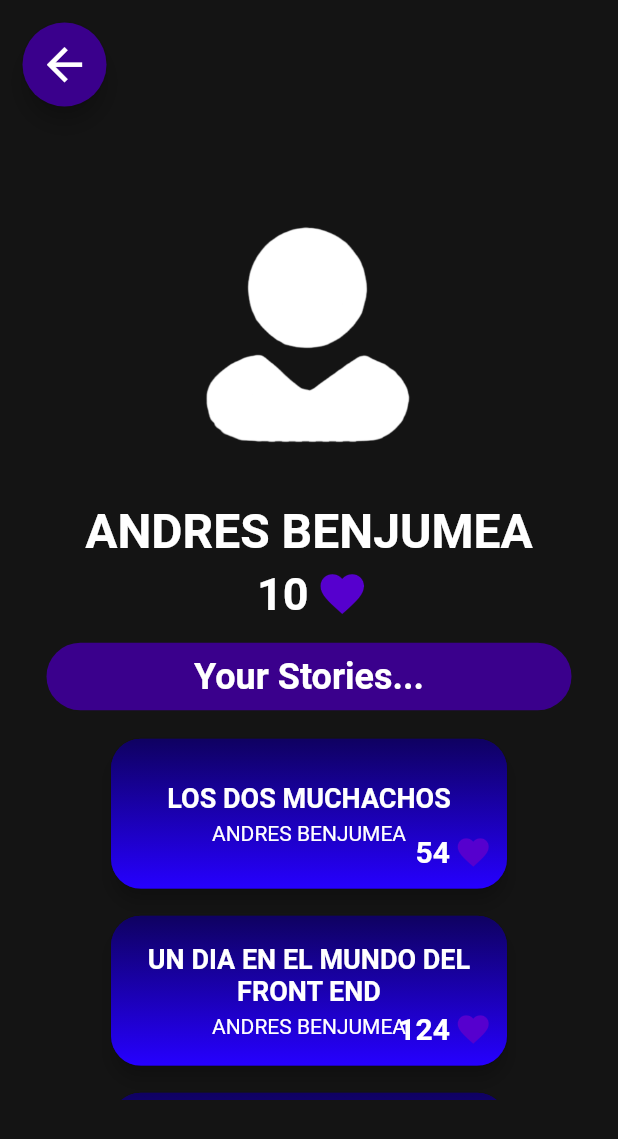
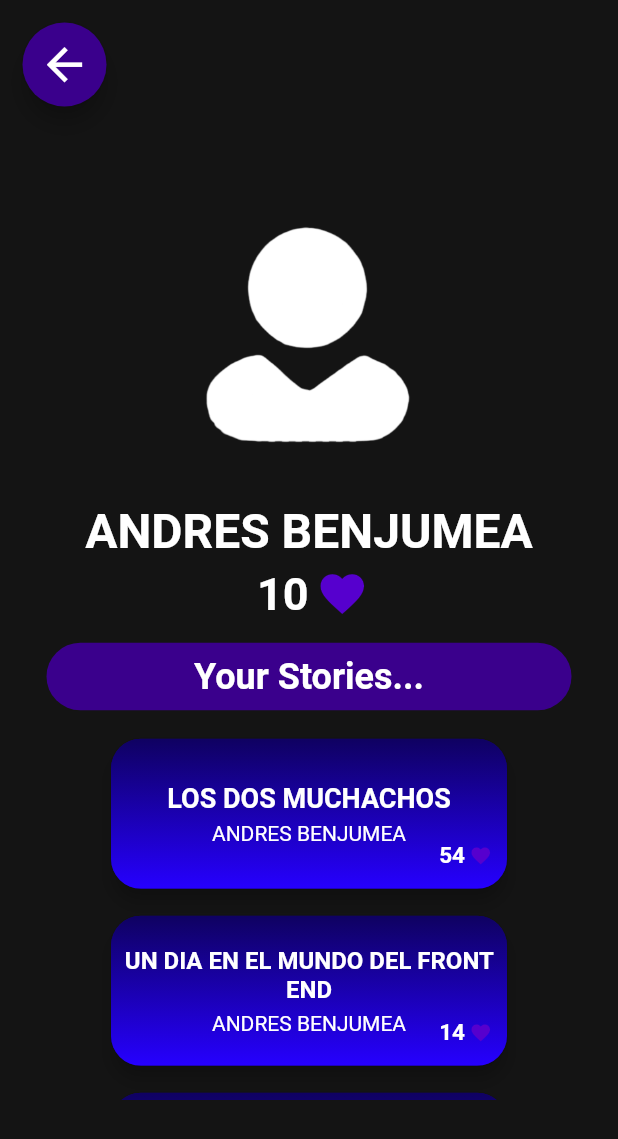
Before and after one commit to JuanA1525/Story_Maker, a Flutter app: the user_page screen opened directly, on a phone screen of 412 x 824 dp. Shown: the top 1139 px of the screen. Run offline on Flutter 3.47's test engine with Material 2 defaults, Android fonts, the phone set to English and light mode, and no system bars.

Commit message:
fix: size view of number of likes and story list icons

```diff
--- a/lib/user_page.dart
+++ b/lib/user_page.dart
@@ -54,7 +54,7 @@ class user_page extends StatelessWidget {
                           child: Text(
                             "54",
                             style: TextStyle(
-                              fontSize: 20,
+                              fontSize: 15,
                               color: Color(0xffFFFFFF),
                               fontWeight: FontWeight.bold
                             ),
@@ -63,7 +63,7 @@ class user_page extends StatelessWidget {
                         Icon(
                           Icons.favorite,
                           color: Color.fromARGB(255, 86, 0, 206),
-                          size: 25,
+                          size: 15,
                         )
                       ],
                     )
@@ -143,9 +143,9 @@ class user_page extends StatelessWidget {
                           Padding(
                           padding: EdgeInsets.all(3),
                           child: Text(
-                            "124",
+                            "14",
                             style: TextStyle(
-                              fontSize: 20,
+                              fontSize: 15,
                               color: Color(0xffFFFFFF),
                               fontWeight: FontWeight.bold
                             ),
@@ -154,7 +154,7 @@ class user_page extends StatelessWidget {
                         Icon(
                           Icons.favorite,
                           color: Color.fromARGB(255, 86, 0, 206),
-                          size: 25,
+                          size: 15,
                         )
                       ],
                     )
@@ -170,7 +170,7 @@ class user_page extends StatelessWidget {
                             textAlign: TextAlign.center,
                             style: TextStyle(
                               fontWeight: FontWeight.bold,
-                              fontSize: 18,
+                              fontSize: 16,
                               color: Colors.white,
                             ),
                           ),
@@ -236,7 +236,7 @@ class user_page extends StatelessWidget {
                           child: Text(
                             "37",
                             style: TextStyle(
-                              fontSize: 20,
+                              fontSize: 15,
                               color: Color(0xffFFFFFF),
                               fontWeight: FontWeight.bold
                             ),
@@ -245,7 +245,7 @@ class user_page extends StatelessWidget {
                         Icon(
                           Icons.favorite,
                           color: Color.fromARGB(255, 86, 0, 206),
-                          size: 25,
+                          size: 15,
                         )
                       ],
                     )
```
